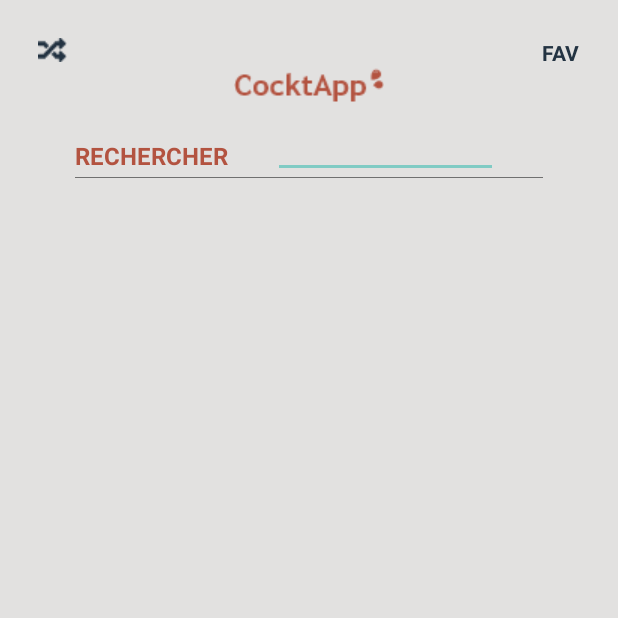
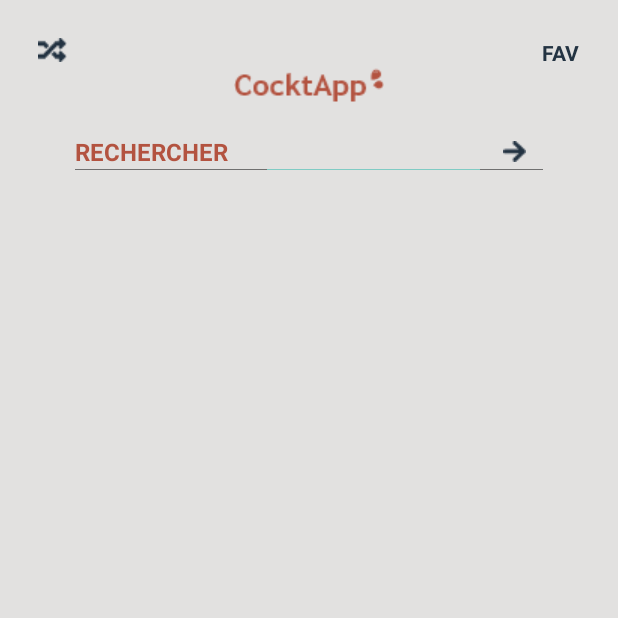
Before and after one commit to JeremsB/Cocktapp, an Android app: the screen it shows after launch (MainActivity), on a phone screen of 412 x 824 dp, the top half of it. Run offline under Robolectric (Android 15) with nearby library versions, the phone set to English and light mode, and no system bars; our stand-ins replace Picasso; pictures from the network do not load.

Commit message:
Si ca marche

```diff
--- a/app/src/main/res/layout/activity_main.xml
+++ b/app/src/main/res/layout/activity_main.xml
@@ -83,11 +83,12 @@
                     android:textSize="16sp"
                     android:textStyle="bold" />
 
-                <com.google.android.material.textfield.TextInputEditText
+                <EditText
                     android:id="@+id/et_search"
                     android:layout_width="150dp"
                     android:layout_height="30dp"
                     android:layout_gravity="center_vertical"
+                    android:layout_marginBottom="-5dp"
                     android:shadowColor="#E2E1E0"
                     android:textColor="#233342"
                     android:textColorHighlight="#233342"
@@ -101,7 +102,7 @@
                     android:layout_gravity="center_vertical"
                     android:layout_weight="1"
                     android:background="#00FFFFFF"
-                    tools:srcCompat="@drawable/search" />
+                    app:srcCompat="@drawable/search" />
 
             </LinearLayout>
 
```
